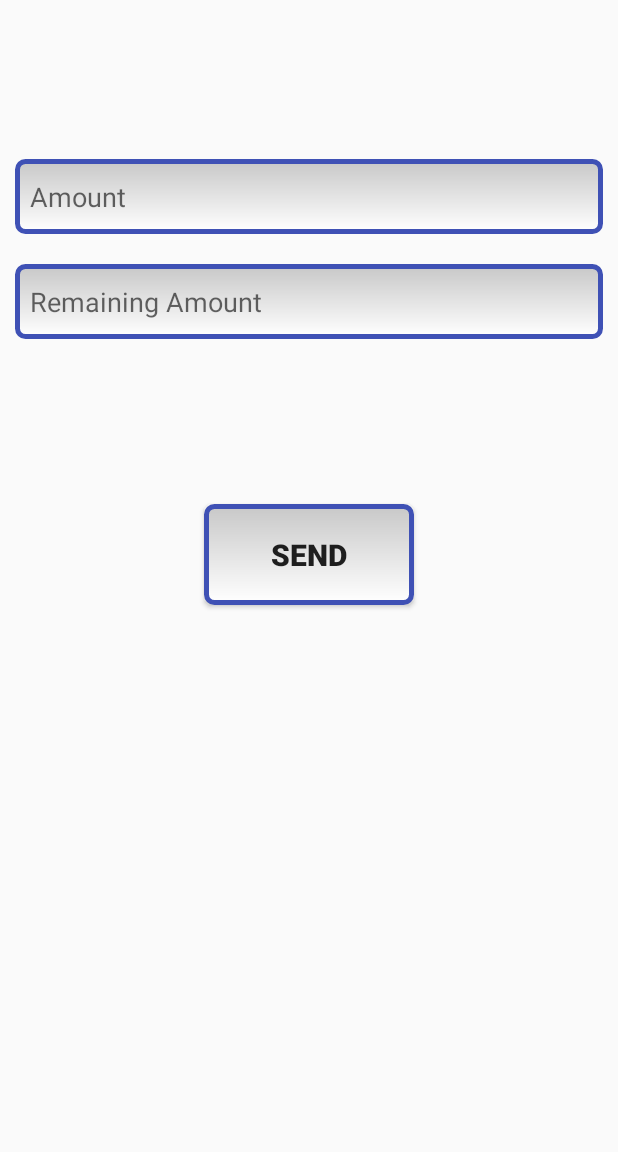
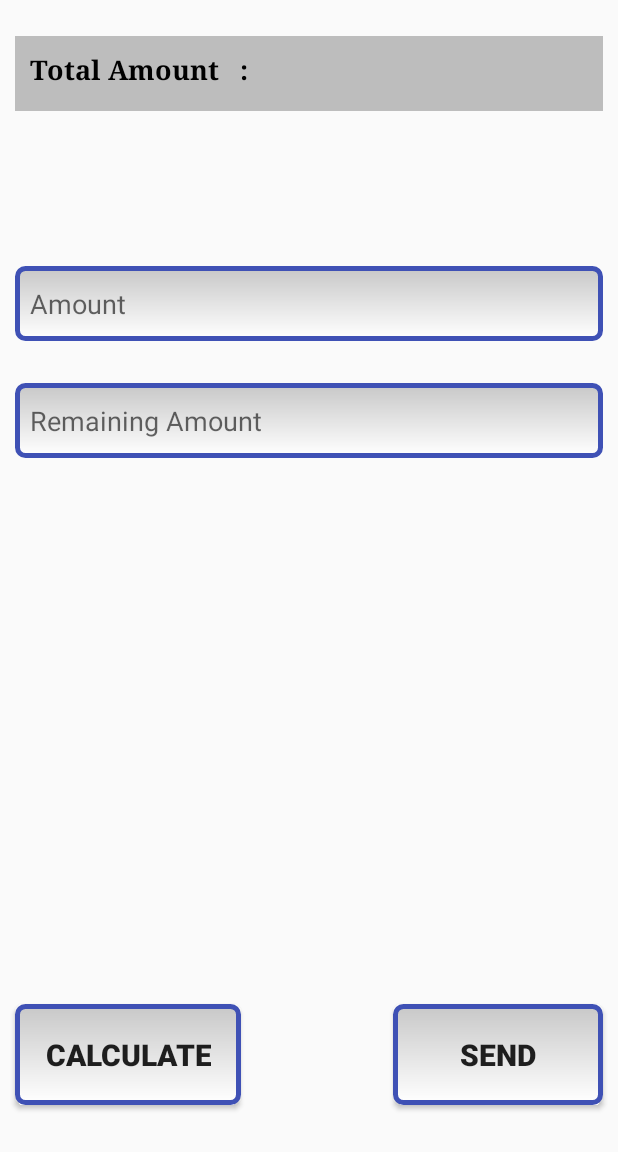
Before and after one commit to hamzabintariq123/Inventory, an Android app: the Payment screen opened directly, with no data from a screen before it, on a phone screen of 412 x 824 dp, the part 84-1236 px from its top. Run offline under Robolectric (Android 15) with nearby library versions, the phone set to English and light mode, and no system bars; our stand-ins replace Volley; 1 statement that could not run was skipped.

```diff
--- a/app/src/main/java/com/hamza/inventory/Activities/Payment.java
+++ b/app/src/main/java/com/hamza/inventory/Activities/Payment.java
@@ -10,6 +10,7 @@ import android.view.MenuItem;
 import android.view.View;
 import android.widget.Button;
 import android.widget.EditText;
+import android.widget.TextView;
 
 import com.android.volley.AuthFailureError;
 import com.android.volley.DefaultRetryPolicy;
@@ -28,8 +29,9 @@ public class Payment extends AppCompatActivity {
 
 
     Toolbar toolbar;
-    Button send;
+    Button send,calculate;
     EditText amount,remainingamount;
+    TextView Total;
     String sAmount,sRemianing;
     private static final int MY_SOCKET_TIMEOUT_MS = 10000;
     ProgressDialog ringProgressDialog;
@@ -51,9 +53,26 @@ public class Payment extends AppCompatActivity {
         send = (Button) findViewById(R.id.send_rec);
         amount = (EditText) findViewById(R.id.name);
         remainingamount = (EditText) findViewById(R.id.password);
+        calculate = (Button) findViewById(R.id.calculate);
+        Total = (TextView) findViewById(R.id.total_amount);
+
 
         getValus();
 
+        Intent intent = getIntent();
+        final int[] total = {intent.getIntExtra("total_amount", 0)};
+
+       Total.setText(total[0]);
+
+
+        calculate.setOnClickListener(new View.OnClickListener() {
+            @Override
+            public void onClick(View v)
+            {
+                total[0] = total[0] -Integer.parseInt(sAmount);
+                remainingamount.setText(total[0]);
+            }
+        });
         send.setOnClickListener(new View.OnClickListener() {
             @Override
             public void onClick(View v) {
--- a/app/src/main/java/com/hamza/inventory/Activities/Products.java
+++ b/app/src/main/java/com/hamza/inventory/Activities/Products.java
@@ -133,11 +133,6 @@ public class Products extends AppCompatActivity {
 
             }
 
-
-
-
-
-
             total.setText(total_am + "");
 
        /* String[] product = new String[] {"Product 1","Product 2"};
@@ -189,6 +184,7 @@ public class Products extends AppCompatActivity {
                     //send strJsonSaleData in string reques
 
                     Intent intent = new Intent(Products.this, Payment.class);
+                    intent.putExtra("total_amount",total_am);
                     startActivity(intent);
                 } else {
 
--- a/app/src/main/res/layout/activity_payment.xml
+++ b/app/src/main/res/layout/activity_payment.xml
@@ -18,26 +18,26 @@
         android:id="@+id/name"
         android:hint="Amount"
         android:padding="10dp"
-        android:layout_alignParentTop="true"
+        android:background="@drawable/edittext_style"
+        android:layout_marginLeft="10dp"
+        android:layout_marginRight="10dp"
+        android:layout_below="@+id/app_bar"
         android:layout_centerHorizontal="true"
-        android:background="@drawable/edittext_style"
-        android:layout_marginTop="162dp"
-        android:layout_marginLeft="10dp"
-        android:layout_marginRight="10dp" />
+        android:layout_marginTop="177dp" />
 
 
     <EditText
         android:layout_width="match_parent"
         android:layout_height="50dp"
         android:id="@+id/password"
-        android:layout_marginTop="20dp"
+        android:layout_marginTop="28dp"
         android:hint="Remaining Amount"
         android:background="@drawable/edittext_style"
         android:padding="10dp"
+        android:layout_marginLeft="10dp"
+        android:layout_marginRight="10dp"
         android:layout_below="@+id/name"
-        android:layout_alignParentStart="true"
-        android:layout_marginLeft="10dp"
-        android:layout_marginRight="10dp" />
+        android:layout_centerHorizontal="true" />
 
     <Button
         android:layout_width="140dp"
@@ -48,8 +48,58 @@
         android:textSize="20dp"
         android:padding="20dp"
         android:background="@drawable/edittext_style"
-        android:layout_below="@+id/password"
-        android:layout_centerHorizontal="true"
-        android:layout_marginTop="110dp" />
+        android:layout_marginLeft="20dp"
+        android:layout_marginBottom="31dp"
+        android:layout_alignParentBottom="true"
+        android:layout_alignEnd="@+id/password" />
+
+    <Button
+        android:layout_width="wrap_content"
+        android:layout_height="wrap_content"
+        android:text="CALCULATE"
+        android:id="@+id/calculate"
+        android:textStyle="bold"
+        android:textSize="20dp"
+        android:padding="20dp"
+        android:background="@drawable/edittext_style"
+        android:layout_alignTop="@+id/send_rec"
+        android:layout_alignStart="@+id/password" />
+
+    <ImageView
+        android:layout_width="match_parent"
+        android:layout_height="50dp"
+        android:id="@+id/imageView4"
+        android:layout_below="@+id/app_bar"
+        android:layout_alignStart="@+id/name"
+        android:layout_marginTop="24dp"
+        android:layout_alignEnd="@+id/name"
+        android:background="#bdbdbd" />
+
+    <TextView
+        android:layout_width="wrap_content"
+        android:layout_height="wrap_content"
+        android:textAppearance="?android:attr/textAppearanceMedium"
+        android:text="Total Amount   :"
+        android:id="@+id/textView15"
+        android:layout_alignTop="@+id/imageView4"
+        android:layout_alignStart="@+id/imageView4"
+        android:layout_margin="10dp"
+        android:textStyle="bold"
+        android:typeface="serif"
+        android:textColor="#000000" />
+
+    <TextView
+        android:layout_width="wrap_content"
+        android:layout_height="wrap_content"
+        android:textAppearance="?android:attr/textAppearanceMedium"
+        android:id="@+id/total_amount"
+        android:textStyle="bold"
+        android:typeface="serif"
+        android:textColor="#000000"
+        android:layout_marginLeft="10dp"
+        android:layout_marginRight="10dp"
+        android:layout_alignBottom="@+id/textView15"
+        android:layout_toEndOf="@+id/textView15"
+        android:layout_marginStart="25dp" />
 
 </RelativeLayout>
```
Also changed, not shown: app/src/main/res/layout/Reamining_dialog.xml (added, +133 -0 lines), app/src/main/res/layout/activity_add_products.xml (+13 -11 lines).
